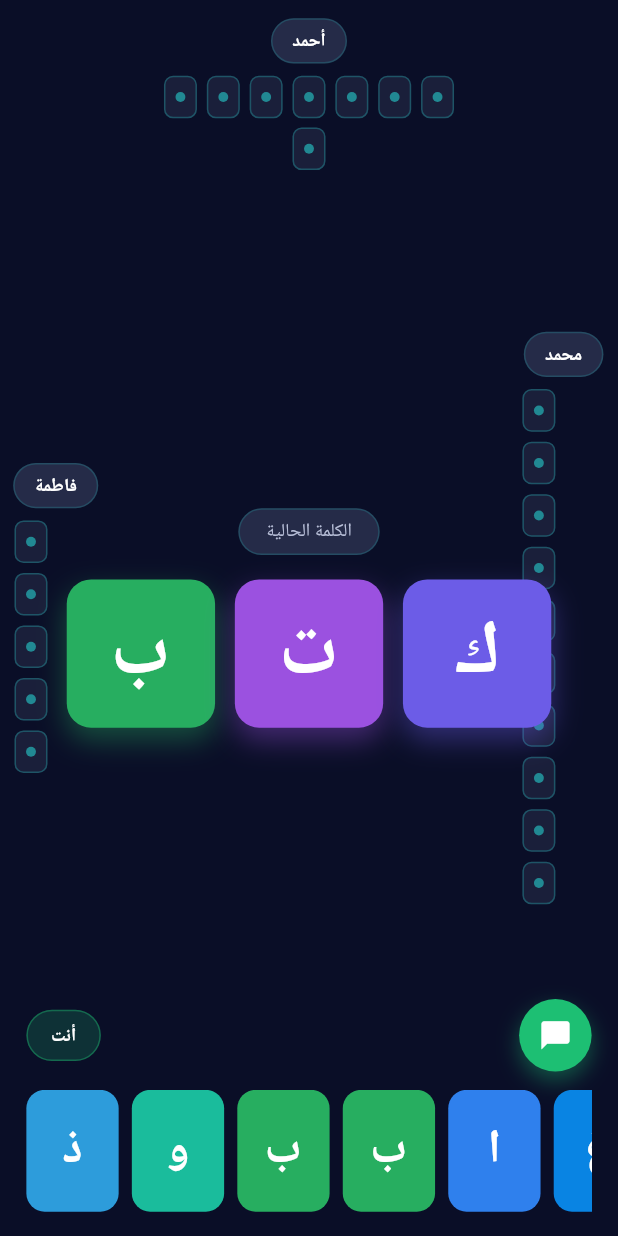
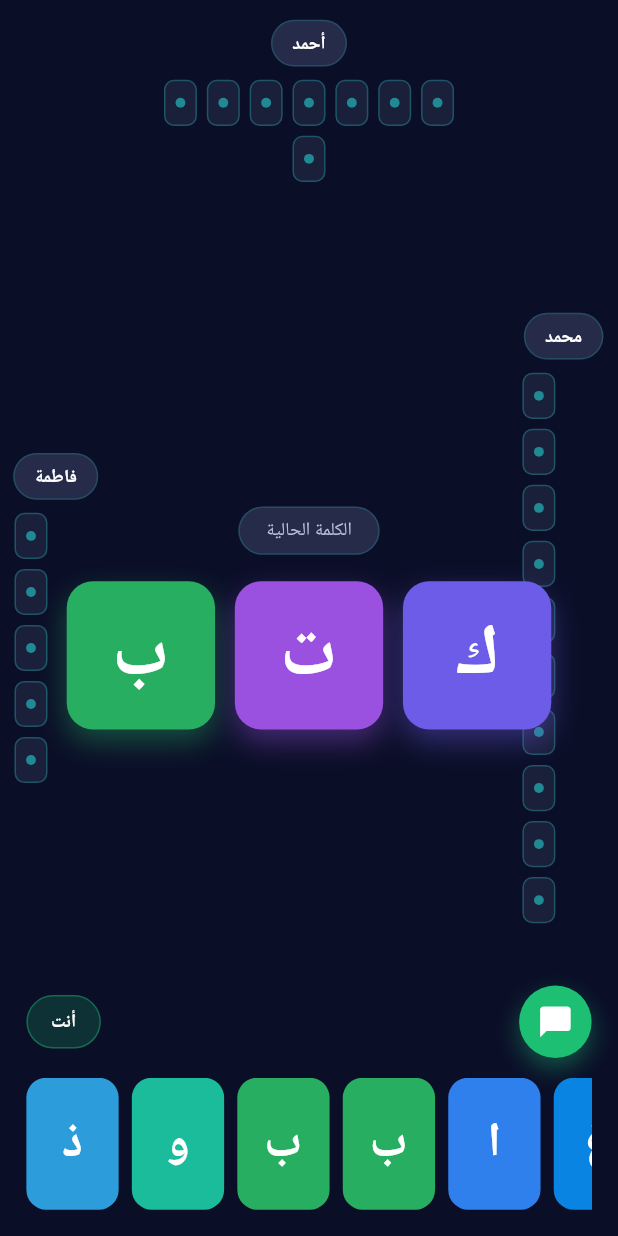
Before and after one commit to MohammadMao/thalath, a Flutter app: the RoomScreen screen opened by its route, on a phone screen of 412 x 824 dp. Run offline on Flutter 3.47's test engine with Material 3 defaults, Android fonts, the phone set to English and light mode, and no system bars; our stand-ins replace firebase_auth, firebase_core, flutter_screenutil, get; accounts and stored records are empty; generated files the repository leaves out were written again.

Commit message:
fixed responsiveness for web

```diff
--- a/lib/app.dart
+++ b/lib/app.dart
@@ -1,3 +1,4 @@
+import 'package:flutter/foundation.dart';
 import 'package:flutter/material.dart';
 import 'package:flutter_screenutil/flutter_screenutil.dart';
 import 'package:get/get.dart';
@@ -14,10 +15,19 @@ class ThalathApp extends StatelessWidget {
   @override
   Widget build(BuildContext context) {
     // Initialize AuthService
-    Get.put(AuthService());
+    final authService = Get.put(AuthService());
+
+    final view = WidgetsBinding.instance.platformDispatcher.views.first;
+    final logicalSize = view.physicalSize / view.devicePixelRatio;
+    final isWeb = kIsWeb;
+    final clampedWebWidth = logicalSize.width.clamp(700.0, 1200.0);
+    final clampedWebHeight = logicalSize.height.clamp(700.0, 1000.0);
+    final designSize = isWeb
+      ? Size(clampedWebWidth, clampedWebHeight)
+      : const Size(375, 812);
 
     return ScreenUtilInit(
-      designSize: const Size(375, 812), // Base design size (iPhone 11 Pro)
+      designSize: designSize,
       minTextAdapt: true,
       splitScreenMode: true,
       builder: (context, child) {
@@ -26,7 +36,13 @@ class ThalathApp extends StatelessWidget {
           debugShowCheckedModeBanner: false,
           theme: AppTheme.darkTheme,
           themeMode: ThemeMode.dark,
-          home: const HomePage(),
+          home: Obx(() {
+            // Check auth state and route accordingly
+            if (authService.firebaseUser.value != null) {
+              return const RoomsPage();
+            }
+            return const HomePage();
+          }),
           getPages: [
             GetPage(
               name: '/home',
--- a/lib/core/widgets/auth_button.dart
+++ b/lib/core/widgets/auth_button.dart
@@ -29,7 +29,7 @@ class AuthButton extends StatelessWidget {
         borderRadius: BorderRadius.circular(16.r),
         boxShadow: [
           BoxShadow(
-            color: AppTheme.primaryTeal.withOpacity(0.3),
+            color: AppTheme.primaryTeal.withValues(alpha: 0.3),
             blurRadius: 20.r,
             offset: Offset(0, 10.h),
           ),
--- a/lib/core/widgets/auth_text_field.dart
+++ b/lib/core/widgets/auth_text_field.dart
@@ -27,7 +27,7 @@ class AuthTextField extends StatelessWidget {
         color: AppTheme.cardDark,
         borderRadius: BorderRadius.circular(16.r),
         border: Border.all(
-          color: Colors.white.withOpacity(0.1),
+          color: Colors.white.withValues(alpha: 0.1),
           width: 1,
         ),
       ),
--- /dev/null
+++ b/lib/core/widgets/responsive_content.dart
@@ -0,0 +1,27 @@
+import 'package:flutter/material.dart';
+
+class ResponsiveContent extends StatelessWidget {
+  final Widget child;
+  final double maxWidth;
+  final EdgeInsetsGeometry? padding;
+
+  const ResponsiveContent({
+    super.key,
+    required this.child,
+    this.maxWidth = 1200,
+    this.padding,
+  });
+
+  @override
+  Widget build(BuildContext context) {
+    return Center(
+      child: ConstrainedBox(
+        constraints: BoxConstraints(maxWidth: maxWidth),
+        child: Padding(
+          padding: padding ?? EdgeInsets.zero,
+          child: child,
+        ),
+      ),
+    );
+  }
+}
--- a/lib/features/home/ui/home_screen.dart
+++ b/lib/features/home/ui/home_screen.dart
@@ -1,6 +1,7 @@
 import 'package:flutter/material.dart';
 import 'package:flutter_screenutil/flutter_screenutil.dart';
 import 'package:get/get.dart';
+import '../../../core/widgets/responsive_content.dart';
 import 'widgets/app_title_widget.dart';
 import 'widgets/play_button_card.dart';
 import 'widgets/feature_card.dart';
@@ -12,6 +13,8 @@ class HomePage extends StatelessWidget {
   Widget build(BuildContext context) {
     return Scaffold(
       body: SafeArea(
+        child: ResponsiveContent(
+          maxWidth: 900,
           child: SingleChildScrollView(
             child: Padding(
               padding: EdgeInsets.symmetric(horizontal: 24.w),
@@ -64,6 +67,7 @@ class HomePage extends StatelessWidget {
             ),
           ),
         ),
+      ),
     );
   }
 }
--- a/lib/features/lobby/ui/lobby_screen.dart
+++ b/lib/features/lobby/ui/lobby_screen.dart
@@ -3,6 +3,7 @@ import 'package:flutter_screenutil/flutter_screenutil.dart';
 import 'package:get/get.dart';
 import '../../../core/models/models.dart';
 import '../../../core/auth/auth_service.dart';
+import '../../../core/widgets/responsive_content.dart';
 import 'widgets/room_card.dart';
 import 'widgets/create_room_button.dart';
 
@@ -79,7 +80,7 @@ class _RoomsPageState extends State<RoomsPage> {
                 'تم',
                 'تم تسجيل الخروج بنجاح',
                 snackPosition: SnackPosition.BOTTOM,
-                backgroundColor: Colors.green.withOpacity(0.8),
+                backgroundColor: Colors.green.withValues(alpha: 0.8),
                 colorText: Colors.white,
                 margin: const EdgeInsets.all(16),
                 borderRadius: 12,
@@ -91,6 +92,8 @@ class _RoomsPageState extends State<RoomsPage> {
         ],
       ),
       body: SafeArea(
+        child: ResponsiveContent(
+          maxWidth: 1000,
           child: Padding(
             padding: EdgeInsets.symmetric(horizontal: 24.w),
             child: Column(
@@ -142,6 +145,7 @@ class _RoomsPageState extends State<RoomsPage> {
             ),
           ),
         ),
+      ),
     );
   }
 }
--- a/lib/features/login/login_controller.dart
+++ b/lib/features/login/login_controller.dart
@@ -29,7 +29,7 @@ class LoginController extends GetxController {
         'خطأ',
         'يرجى إدخال البريد الإلكتروني',
         snackPosition: SnackPosition.BOTTOM,
-        backgroundColor: Colors.red.withOpacity(0.8),
+        backgroundColor: Colors.red.withValues(alpha: 0.8),
         colorText: Colors.white,
         margin: const EdgeInsets.all(16),
         borderRadius: 12,
@@ -42,7 +42,7 @@ class LoginController extends GetxController {
         'خطأ',
         'يرجى إدخال كلمة المرور',
         snackPosition: SnackPosition.BOTTOM,
-        backgroundColor: Colors.red.withOpacity(0.8),
+        backgroundColor: Colors.red.withValues(alpha: 0.8),
         colorText: Colors.white,
         margin: const EdgeInsets.all(16),
         borderRadius: 12,
@@ -65,7 +65,7 @@ class LoginController extends GetxController {
         'نجح',
         'تم تسجيل الدخول بنجاح',
         snackPosition: SnackPosition.BOTTOM,
-        backgroundColor: Colors.green.withOpacity(0.8),
+        backgroundColor: Colors.green.withValues(alpha: 0.8),
         colorText: Colors.white,
         margin: const EdgeInsets.all(16),
         borderRadius: 12,
@@ -76,7 +76,7 @@ class LoginController extends GetxController {
         'خطأ',
         e.toString(),
         snackPosition: SnackPosition.BOTTOM,
-        backgroundColor: Colors.red.withOpacity(0.8),
+        backgroundColor: Colors.red.withValues(alpha: 0.8),
         colorText: Colors.white,
         margin: const EdgeInsets.all(16),
         borderRadius: 12,
--- a/lib/features/login/login_screen.dart
+++ b/lib/features/login/login_screen.dart
@@ -4,6 +4,7 @@ import 'package:get/get.dart';
 import '../../core/theming/app_theme.dart';
 import '../../core/widgets/auth_text_field.dart';
 import '../../core/widgets/auth_button.dart';
+import '../../core/widgets/responsive_content.dart';
 import 'login_controller.dart';
 
 class LoginScreen extends StatelessWidget {
@@ -21,12 +22,13 @@ class LoginScreen extends StatelessWidget {
             end: Alignment.bottomCenter,
             colors: [
               AppTheme.darkBackground,
-              AppTheme.darkBackground.withOpacity(0.8),
+              AppTheme.darkBackground.withValues(alpha: 0.8),
             ],
           ),
         ),
         child: SafeArea(
-          child: Center(
+          child: ResponsiveContent(
+            maxWidth: 600,
             child: SingleChildScrollView(
               padding: EdgeInsets.symmetric(horizontal: 24.w),
               child: Column(
--- a/lib/features/room/ui/room_screen.dart
+++ b/lib/features/room/ui/room_screen.dart
@@ -1,11 +1,11 @@
 import 'package:flutter/material.dart';
-import 'package:flutter_screenutil/flutter_screenutil.dart';
 import 'package:get/get.dart';
 import 'widgets/player_side.dart';
 import 'widgets/word_cards.dart';
 import 'widgets/player_hand.dart';
 import 'widgets/player_info_bar.dart';
 import '../../../core/theming/app_theme.dart';
+import '../../../core/widgets/responsive_content.dart';
 
 class RoomScreen extends StatelessWidget {
   const RoomScreen({super.key});
@@ -18,17 +18,28 @@ class RoomScreen extends StatelessWidget {
 
     return Scaffold(
       body: SafeArea(
-        child: Stack(
+        child: ResponsiveContent(
+          maxWidth: 1200,
+          child: LayoutBuilder(
+            builder: (context, constraints) {
+              final unit = (constraints.maxWidth / 375).clamp(0.9, 1.2);
+              final wordCardSize = (90 * unit).clamp(70.0, 110.0);
+              final wordCardGap = (12 * unit).clamp(8.0, 16.0);
+              final handCardSize = (56 * unit).clamp(44.0, 68.0);
+              final handCardGap = (8 * unit).clamp(6.0, 12.0);
+
+              return Stack(
                 children: [
                   // Top player
                   Align(
                     alignment: Alignment.topCenter,
                     child: Padding(
-                padding: EdgeInsets.only(top: 12.h),
-                child: const PlayerSide(
+                      padding: EdgeInsets.only(top: 12 * unit),
+                      child: PlayerSide(
                         name: 'أحمد',
                         cardCount: 8,
                         axis: Axis.horizontal,
+                        scale: unit,
                       ),
                     ),
                   ),
@@ -37,11 +48,12 @@ class RoomScreen extends StatelessWidget {
                   Align(
                     alignment: Alignment.centerLeft,
                     child: Padding(
-                padding: EdgeInsets.only(left: 8.w),
-                child: const PlayerSide(
+                      padding: EdgeInsets.only(left: 8 * unit),
+                      child: PlayerSide(
                         name: 'فاطمة',
                         cardCount: 5,
                         axis: Axis.vertical,
+                        scale: unit,
                       ),
                     ),
                   ),
@@ -50,11 +62,12 @@ class RoomScreen extends StatelessWidget {
                   Align(
                     alignment: Alignment.centerRight,
                     child: Padding(
-                padding: EdgeInsets.only(right: 8.w),
-                child: const PlayerSide(
+                      padding: EdgeInsets.only(right: 8 * unit),
+                      child: PlayerSide(
                         name: 'محمد',
                         cardCount: 10,
                         axis: Axis.vertical,
+                        scale: unit,
                       ),
                     ),
                   ),
@@ -65,10 +78,13 @@ class RoomScreen extends StatelessWidget {
                       mainAxisSize: MainAxisSize.min,
                       children: [
                         Container(
-                    padding: EdgeInsets.symmetric(horizontal: 16.w, vertical: 6.h),
+                          padding: EdgeInsets.symmetric(
+                            horizontal: 16 * unit,
+                            vertical: 6 * unit,
+                          ),
                           decoration: BoxDecoration(
                             color: AppTheme.cardDark,
-                      borderRadius: BorderRadius.circular(20.r),
+                            borderRadius: BorderRadius.circular(20 * unit),
                             border: Border.all(
                               color: AppTheme.primaryTeal.withValues(alpha: 0.2),
                             ),
@@ -78,8 +94,13 @@ class RoomScreen extends StatelessWidget {
                             style: Theme.of(context).textTheme.bodySmall,
                           ),
                         ),
-                  SizedBox(height: 16.h),
-                  WordCards(letters: currentWord),
+                        SizedBox(height: 16 * unit),
+                        WordCards(
+                          letters: currentWord,
+                          cardSize: wordCardSize,
+                          gap: wordCardGap,
+                          radius: (16 * unit).clamp(12.0, 20.0),
+                        ),
                       ],
                     ),
                   ),
@@ -88,7 +109,11 @@ class RoomScreen extends StatelessWidget {
                   Align(
                     alignment: Alignment.bottomCenter,
                     child: Padding(
-                padding: EdgeInsets.only(left: 16.w, right: 16.w, bottom: 16.h),
+                      padding: EdgeInsets.only(
+                        left: 16 * unit,
+                        right: 16 * unit,
+                        bottom: 16 * unit,
+                      ),
                       child: Column(
                         mainAxisSize: MainAxisSize.min,
                         children: [
@@ -97,14 +122,24 @@ class RoomScreen extends StatelessWidget {
                             onChat: () {
                               Get.snackbar('الدردشة', 'زر الدردشة');
                             },
+                            scale: unit,
                           ),
-                    SizedBox(height: 12.h),
-                    PlayerHand(letters: userHand),
+                          SizedBox(height: 12 * unit),
+                          PlayerHand(
+                            letters: userHand,
+                            cardSize: handCardSize,
+                            height: (80 * unit).clamp(60.0, 96.0),
+                            gap: handCardGap,
+                            radius: (12 * unit).clamp(10.0, 16.0),
+                          ),
                         ],
                       ),
                     ),
                   ),
                 ],
+              );
+            },
+          ),
         ),
       ),
     );
--- a/lib/features/room/ui/widgets/letter_card.dart
+++ b/lib/features/room/ui/widgets/letter_card.dart
@@ -1,5 +1,4 @@
 import 'package:flutter/material.dart';
-import 'package:flutter_screenutil/flutter_screenutil.dart';
 import '../../../../core/helpers/letter_colors.dart';
 
 class LetterCard extends StatelessWidget {
@@ -39,7 +38,7 @@ class LetterCard extends StatelessWidget {
         child: Text(
           letter,
           style: TextStyle(
-            fontSize: (size * 0.5).sp,
+            fontSize: (size * 0.52).clamp(22.0, 48.0),
             fontWeight: FontWeight.w700,
             color: Colors.white,
           ),
--- a/lib/features/room/ui/widgets/player_hand.dart
+++ b/lib/features/room/ui/widgets/player_hand.dart
@@ -1,28 +1,35 @@
 import 'package:flutter/material.dart';
-import 'package:flutter_screenutil/flutter_screenutil.dart';
 import 'letter_card.dart';
 
 class PlayerHand extends StatelessWidget {
   final List<String> letters;
+  final double? cardSize;
+  final double? height;
+  final double? gap;
+  final double? radius;
 
   const PlayerHand({
     super.key,
     required this.letters,
+    this.cardSize,
+    this.height,
+    this.gap,
+    this.radius,
   });
 
   @override
   Widget build(BuildContext context) {
     return SizedBox(
-      height: 80.h,
+      height: height ?? 80,
       child: ListView.separated(
         scrollDirection: Axis.horizontal,
         itemCount: letters.length,
-        separatorBuilder: (_, __) => SizedBox(width: 8.w),
+        separatorBuilder: (_, __) => SizedBox(width: gap ?? 8),
         itemBuilder: (context, index) {
           return LetterCard(
             letter: letters[index],
-            size: 56.w,
-            radius: 12.r,
+            size: cardSize ?? 56,
+            radius: radius ?? 12,
             isElevated: false,
           );
         },
--- a/lib/features/room/ui/widgets/player_info_bar.dart
+++ b/lib/features/room/ui/widgets/player_info_bar.dart
@@ -1,26 +1,38 @@
 import 'package:flutter/material.dart';
-import 'package:flutter_screenutil/flutter_screenutil.dart';
 import '../../../../core/theming/app_theme.dart';
 
 class PlayerInfoBar extends StatelessWidget {
   final String playerName;
   final VoidCallback onChat;
+  final double scale;
 
   const PlayerInfoBar({
     super.key,
     required this.playerName,
     required this.onChat,
+    this.scale = 1.0,
   });
 
   @override
   Widget build(BuildContext context) {
+    final badgeRadius = 20 * scale;
+    final badgePaddingH = 14 * scale;
+    final badgePaddingV = 8 * scale;
+    final buttonSize = 44 * scale;
+    final iconSize = 22 * scale;
+    final blurRadius = 12 * scale;
+    final shadowOffset = 6 * scale;
+
     return Row(
       children: [
         Container(
-          padding: EdgeInsets.symmetric(horizontal: 14.w, vertical: 8.h),
+          padding: EdgeInsets.symmetric(
+            horizontal: badgePaddingH,
+            vertical: badgePaddingV,
+          ),
           decoration: BoxDecoration(
             color: AppTheme.primaryGreen.withValues(alpha: 0.2),
-            borderRadius: BorderRadius.circular(20.r),
+            borderRadius: BorderRadius.circular(badgeRadius),
             border: Border.all(
               color: AppTheme.primaryGreen.withValues(alpha: 0.4),
             ),
@@ -37,23 +49,23 @@ class PlayerInfoBar extends StatelessWidget {
         GestureDetector(
           onTap: onChat,
           child: Container(
-            width: 44.w,
-            height: 44.w,
+            width: buttonSize,
+            height: buttonSize,
             decoration: BoxDecoration(
               color: AppTheme.primaryGreen,
               shape: BoxShape.circle,
               boxShadow: [
                 BoxShadow(
                   color: AppTheme.primaryGreen.withValues(alpha: 0.4),
-                  blurRadius: 12,
-                  offset: const Offset(0, 6),
+                  blurRadius: blurRadius,
+                  offset: Offset(0, shadowOffset),
                 ),
               ],
             ),
             child: Icon(
               Icons.chat_bubble_rounded,
               color: Colors.white,
-              size: 22.sp,
+              size: iconSize,
             ),
           ),
         ),
--- a/lib/features/room/ui/widgets/player_side.dart
+++ b/lib/features/room/ui/widgets/player_side.dart
@@ -1,31 +1,40 @@
 import 'package:flutter/material.dart';
-import 'package:flutter_screenutil/flutter_screenutil.dart';
 import '../../../../core/theming/app_theme.dart';
 
 class PlayerSide extends StatelessWidget {
   final String name;
   final int cardCount;
   final Axis axis;
+  final double scale;
 
   const PlayerSide({
     super.key,
     required this.name,
     required this.cardCount,
     this.axis = Axis.horizontal,
+    this.scale = 1.0,
   });
 
   @override
   Widget build(BuildContext context) {
-    final cards = List.generate(cardCount, (_) => _SmallCardBack());
+    final cards = List.generate(cardCount, (_) => _SmallCardBack(scale: scale));
+    final badgeRadius = 20 * scale;
+    final badgePaddingH = 12 * scale;
+    final badgePaddingV = 6 * scale;
+    final wrapWidth = axis == Axis.horizontal ? 200 * scale : 50 * scale;
+    final spacing = 6 * scale;
 
     return Column(
       mainAxisSize: MainAxisSize.min,
       children: [
         Container(
-          padding: EdgeInsets.symmetric(horizontal: 12.w, vertical: 6.h),
+          padding: EdgeInsets.symmetric(
+            horizontal: badgePaddingH,
+            vertical: badgePaddingV,
+          ),
           decoration: BoxDecoration(
             color: AppTheme.cardDark,
-            borderRadius: BorderRadius.circular(20.r),
+            borderRadius: BorderRadius.circular(badgeRadius),
             border: Border.all(
               color: AppTheme.primaryTeal.withValues(alpha: 0.2),
             ),
@@ -39,13 +48,13 @@ class PlayerSide extends StatelessWidget {
           ),
         ),
 
-        SizedBox(height: 8.h),
+        SizedBox(height: 8 * scale),
 
         SizedBox(
-          width: axis == Axis.horizontal ? 200.w : 50.w,
+          width: wrapWidth,
           child: Wrap(
-            spacing: 6.w,
-            runSpacing: 6.h,
+            spacing: spacing,
+            runSpacing: spacing,
             direction: axis,
             alignment: WrapAlignment.center,
             children: cards,
@@ -57,22 +66,31 @@ class PlayerSide extends StatelessWidget {
 }
 
 class _SmallCardBack extends StatelessWidget {
+  final double scale;
+
+  const _SmallCardBack({required this.scale});
+
   @override
   Widget build(BuildContext context) {
+    final cardWidth = 20 * scale;
+    final cardHeight = 28 * scale;
+    final dotSize = 6 * scale;
+    final radius = 6 * scale;
+
     return Container(
-      width: 20.w,
-      height: 28.h,
+      width: cardWidth,
+      height: cardHeight,
       decoration: BoxDecoration(
         color: AppTheme.darkSurface,
-        borderRadius: BorderRadius.circular(6.r),
+        borderRadius: BorderRadius.circular(radius),
         border: Border.all(
           color: AppTheme.primaryTeal.withValues(alpha: 0.3),
         ),
       ),
       child: Center(
         child: Container(
-          width: 6.w,
-          height: 6.w,
+          width: dotSize,
+          height: dotSize,
           decoration: BoxDecoration(
             color: AppTheme.primaryTeal.withValues(alpha: 0.6),
             shape: BoxShape.circle,
--- a/lib/features/room/ui/widgets/word_cards.dart
+++ b/lib/features/room/ui/widgets/word_cards.dart
@@ -1,13 +1,18 @@
 import 'package:flutter/material.dart';
-import 'package:flutter_screenutil/flutter_screenutil.dart';
 import 'letter_card.dart';
 
 class WordCards extends StatelessWidget {
   final List<String> letters;
+  final double? cardSize;
+  final double? gap;
+  final double? radius;
 
   const WordCards({
     super.key,
     required this.letters,
+    this.cardSize,
+    this.gap,
+    this.radius,
   });
 
   @override
@@ -18,10 +23,10 @@ class WordCards extends StatelessWidget {
         for (int i = 0; i < letters.length; i++) ...[
           LetterCard(
             letter: letters[i],
-            size: 90.w,
-            radius: 16.r,
+            size: cardSize ?? 90,
+            radius: radius ?? 16,
           ),
-          if (i != letters.length - 1) SizedBox(width: 12.w),
+          if (i != letters.length - 1) SizedBox(width: gap ?? 12),
         ],
       ],
     );
--- a/lib/main.dart
+++ b/lib/main.dart
@@ -1,10 +1,17 @@
 import 'package:flutter/material.dart';
+import 'package:flutter/services.dart';
 import 'package:firebase_core/firebase_core.dart';
 import 'firebase_options.dart';
 import 'app.dart';
 
 void main() async {
   WidgetsFlutterBinding.ensureInitialized();
+
+  // Lock orientation to portrait for phones
+  await SystemChrome.setPreferredOrientations([
+    DeviceOrientation.portraitUp,
+    DeviceOrientation.portraitDown,
+  ]);
 
   // Initialize Firebase only if not already initialized
   if (Firebase.apps.isEmpty) {
```
Lines whose indentation alone changed are shown as unchanged.
